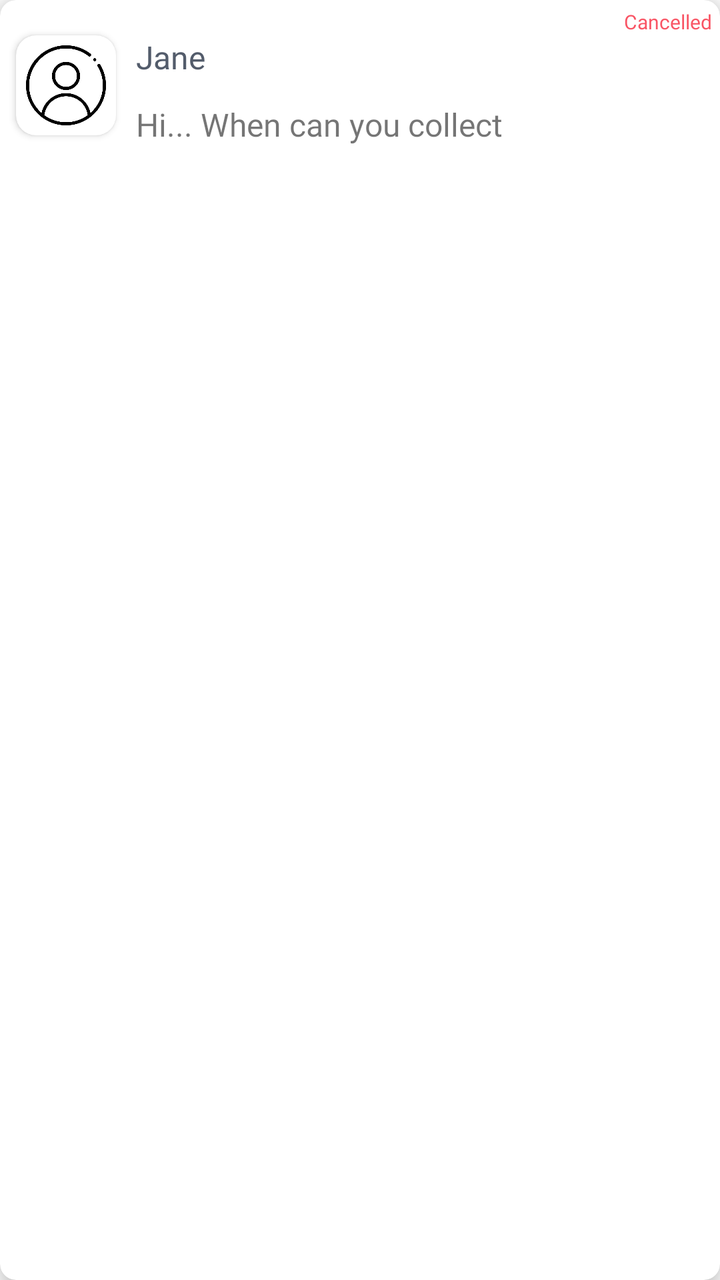
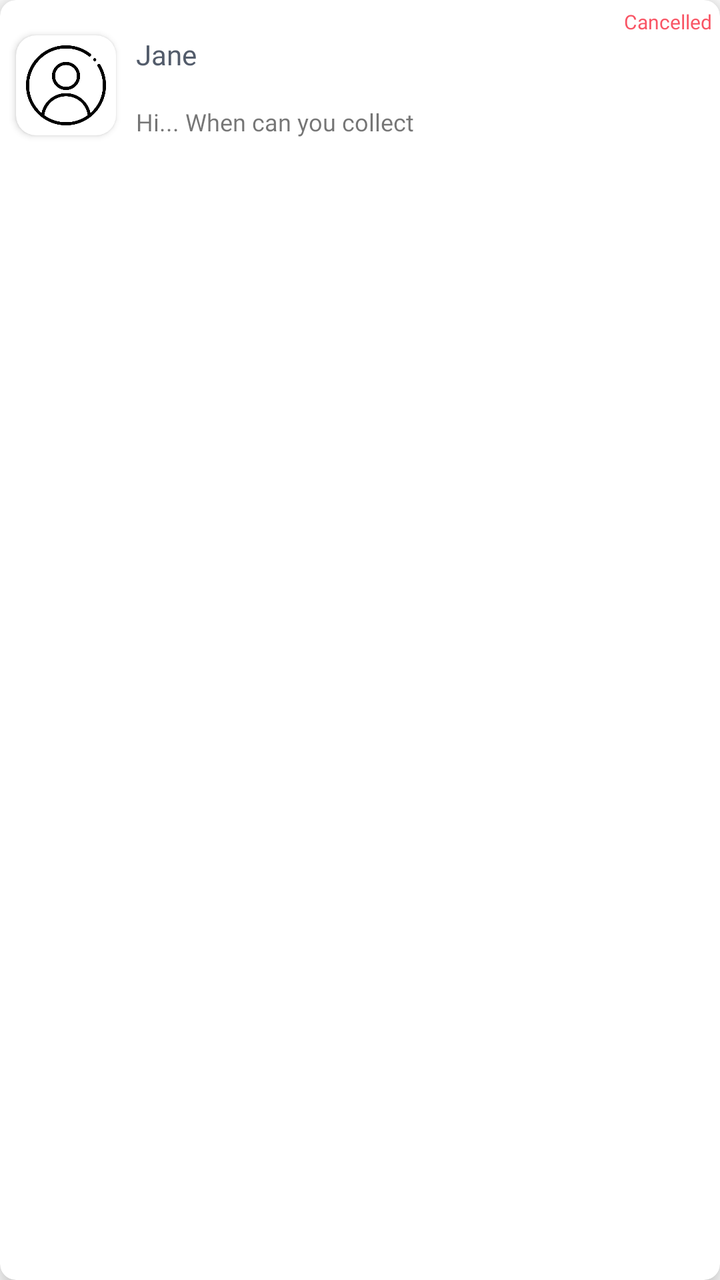

Before-and-after screenshots of an Android layout around one commit, followed by the original layout XML and the change that was made.
<!-- AndroidManifest.xml: application theme Theme.AbraaKaDabraa.App -->
<!-- res/layout/item_layout.xml -->
<?xml version="1.0" encoding="utf-8"?>
<androidx.cardview.widget.CardView xmlns:android="http://schemas.android.com/apk/res/android"
    xmlns:app="http://schemas.android.com/apk/res-auto"
    xmlns:tools="http://schemas.android.com/tools"
    android:layout_width="match_parent"
    android:layout_height="wrap_content"
    app:cardElevation="8dp"
    app:cardCornerRadius="8dp"
    android:layout_margin="8dp">

    <androidx.constraintlayout.widget.ConstraintLayout
        android:id="@+id/postedBy"
        android:layout_width="match_parent"
        android:layout_height="85dp"
        android:fontFamily="@font/montserrat_medium"
        android:text="Alex M"
        android:textSize="16sp"
        app:layout_constraintEnd_toEndOf="parent"
        app:layout_constraintStart_toStartOf="@+id/textView27"
        app:layout_constraintTop_toBottomOf="@+id/textView27">

        <androidx.cardview.widget.CardView
            android:id="@+id/cardView6"
            android:layout_width="50dp"
            android:layout_height="50dp"
            android:layout_marginStart="8dp"
            app:cardCornerRadius="10dp"
            app:layout_constraintBottom_toBottomOf="parent"
            app:layout_constraintStart_toStartOf="parent"
            app:layout_constraintTop_toTopOf="parent">

            <ImageView
                android:id="@+id/profilePic"
                android:layout_width="match_parent"
                android:layout_height="match_parent"
                android:scaleType="fitCenter"
                android:padding="5dp"
                android:src="@drawable/user" />
        </androidx.cardview.widget.CardView>

        <TextView
            android:id="@+id/userName"
            android:layout_width="0dp"
            android:layout_height="wrap_content"
            android:layout_marginStart="10dp"
            android:layout_marginEnd="16dp"
            android:fontFamily="@font/montserrat_bold"
            android:text="Jane"
            android:textColor="@color/title_color"
            android:textSize="@dimen/sp_16"
            app:layout_constraintEnd_toEndOf="parent"
            app:layout_constraintHorizontal_bias="0.3"
            app:layout_constraintStart_toEndOf="@+id/cardView6"
            app:layout_constraintTop_toTopOf="@+id/cardView6" />

        <TextView
            android:id="@+id/productName"
            android:layout_width="0dp"
            android:layout_height="wrap_content"
            android:layout_marginEnd="8dp"
            android:fontFamily="@font/montserrat_medium"
            android:maxLines="1"
            android:text="Ladies Hand Bag"
            android:textSize="16sp"
            android:visibility="gone"
            app:layout_constraintBottom_toTopOf="@+id/message"
            app:layout_constraintEnd_toEndOf="parent"
            app:layout_constraintStart_toStartOf="@+id/userName"
            app:layout_constraintTop_toBottomOf="@+id/userName" />

        <TextView
            android:id="@+id/message"
            android:layout_width="0dp"
            android:layout_height="wrap_content"
            android:layout_marginTop="8dp"
            android:layout_marginEnd="24dp"
            android:layout_marginBottom="8dp"
            android:fontFamily="@font/montserrat_regular"
            android:maxLines="1"
            android:text="Hi... When can you collect"
            android:textSize="@dimen/sp_16"
            app:layout_constraintBottom_toBottomOf="parent"
            app:layout_constraintEnd_toEndOf="parent"
            app:layout_constraintStart_toStartOf="@+id/userName"
            app:layout_constraintTop_toBottomOf="@+id/userName" />

        <TextView
            android:id="@+id/time"
            android:layout_width="wrap_content"
            android:layout_height="wrap_content"
            android:layout_marginEnd="4dp"
            android:layout_marginBottom="2dp"
            android:fontFamily="@font/montserrat_regular"
            android:text="15 Sep 2022"
            android:textColor="@color/edit_text_color"
            android:textSize="10sp"
            android:visibility="gone"
            app:layout_constraintBottom_toBottomOf="parent"
            app:layout_constraintEnd_toEndOf="parent" />

        <TextView
            android:id="@+id/cancelledTxt"
            android:layout_width="wrap_content"
            android:layout_height="wrap_content"
            android:layout_marginTop="4dp"
            android:layout_marginEnd="4dp"
            android:fontFamily="@font/montserrat_medium"
            android:text="Cancelled"
            android:textColor="@color/status_declined"
            android:textSize="10sp"
            android:visibility="visible"
            app:layout_constraintEnd_toEndOf="parent"
            app:layout_constraintTop_toTopOf="parent" />

    </androidx.constraintlayout.widget.ConstraintLayout>
</androidx.cardview.widget.CardView>
<!-- resources referenced by this layout -->
<resources>
  <color name="edit_text_color">#8898AA</color>
  <color name="status_declined">#F95565</color>
  <color name="title_color">#535C6B</color>
  <dimen name="sp_16">16sp</dimen>
  <!-- drawable user: png bitmap (drawable, 20057 bytes) -->
  <style name="Theme.AbraaKaDabraa.App" parent="Theme.MaterialComponents.Light.DarkActionBar">
          <item name="colorPrimary">@color/theme_color</item>
          <item name="colorPrimaryVariant">@color/theme_color</item>
          <item name="colorOnPrimary">@color/theme_color</item>
      </style>
  <color name="theme_color">#416D49</color>
</resources>

<!-- the commit's change to res/layout/item_layout.xml (unified diff, before → after) -->
@@ -47,7 +47,7 @@
             android:fontFamily="@font/montserrat_bold"
             android:text="Jane"
             android:textColor="@color/title_color"
-            android:textSize="@dimen/sp_16"
+            android:textSize="@dimen/_14sp"
             app:layout_constraintEnd_toEndOf="parent"
             app:layout_constraintHorizontal_bias="0.3"
             app:layout_constraintStart_toEndOf="@+id/cardView6"
@@ -78,7 +78,7 @@
             android:fontFamily="@font/montserrat_regular"
             android:maxLines="1"
             android:text="Hi... When can you collect"
-            android:textSize="@dimen/sp_16"
+            android:textSize="@dimen/_12sp"
             app:layout_constraintBottom_toBottomOf="parent"
             app:layout_constraintEnd_toEndOf="parent"
             app:layout_constraintStart_toStartOf="@+id/userName"
<!-- resource entries referenced after the edit -->
@@ -3,7 +3,8 @@
   <color name="edit_text_color">#8898AA</color>
   <color name="status_declined">#F95565</color>
   <color name="title_color">#535C6B</color>
-  <dimen name="sp_16">16sp</dimen>
+  <dimen name="_12sp">12sp</dimen>
+  <dimen name="_14sp">14sp</dimen>
   <!-- drawable user: png bitmap (drawable, 20057 bytes) -->
   <style name="Theme.AbraaKaDabraa.App" parent="Theme.MaterialComponents.Light.DarkActionBar">
           <item name="colorPrimary">@color/theme_color</item>
